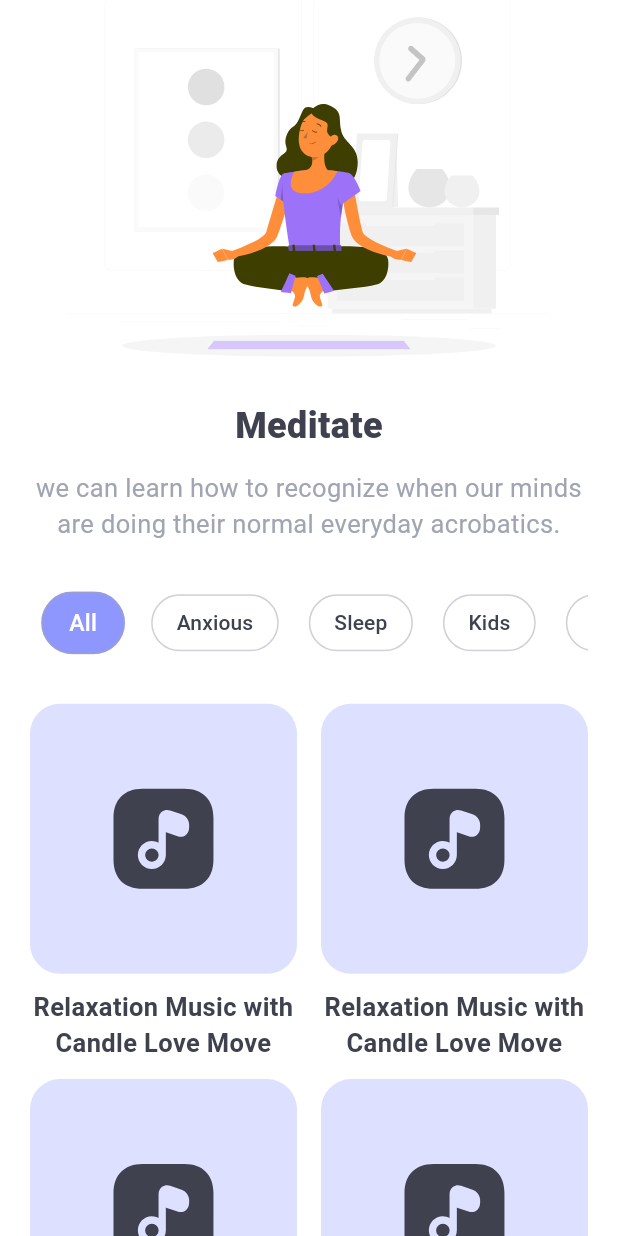
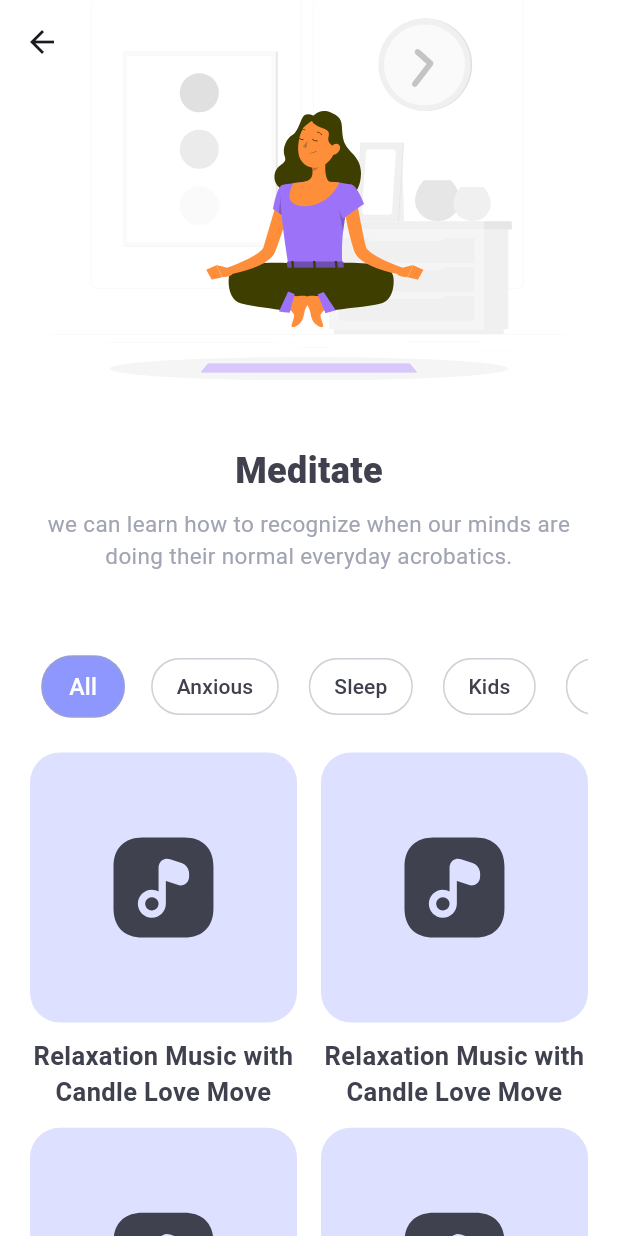
Before and after one commit to Imran200216/meditation_app, a Flutter app: the MeditationScreen screen opened directly, on a phone screen of 412 x 824 dp. Run offline on Flutter 3.47's test engine with Material 3 defaults, Android fonts, the phone set to English and light mode, and no system bars; drawn by our look-alikes of flutter_animate; our stand-ins replace audio_service, bloc, cached_network_image, equatable, flutter_bloc, flutter_svg and 6 more; network calls fail; Roboto replaces fonts that are missing (GoogleSans).

Commit message:
FEAT: Added yoga subtitle list screen

```diff
--- a/lib/core/constants/app_content_constants.dart
+++ b/lib/core/constants/app_content_constants.dart
@@ -11,5 +11,5 @@ class AppContentConstants {
   static const String imranPortFolio =
       "https://imran-flutter-portfolio.netlify.app/";
   static const String maniKandanPortFolio = "";
-  static const String anirudhaneVPotFolio = "";
+  static const String anirudhaneVPotFolio = "https://www.linkedin.com/in/anirudhan-v-344069206?utm_source=share&utm_campaign=share_via&utm_content=profile&utm_medium=ios_app";
 }
--- a/lib/core/constants/app_router_constants.dart
+++ b/lib/core/constants/app_router_constants.dart
@@ -24,4 +24,8 @@ class AppRouterConstants {
   static const String aboutUs = "aboutUs";
 
   static const String audio = "audio";
+
+  static const String yogaLevelSubTitle = "yogaLevelSubTitle";
+
+  static const String yogaDescription = "yogaDescription";
 }
--- a/lib/core/router/app_router.dart
+++ b/lib/core/router/app_router.dart
@@ -12,6 +12,7 @@ import 'package:meditation_app/features/personal_info/personal_info.dart';
 import 'package:meditation_app/features/faq/faq.dart';
 import 'package:meditation_app/features/about_us/about_us.dart';
 import 'package:meditation_app/features/audio/audio.dart';
+import 'package:meditation_app/features/yoga/presentation/yoga_presentation.dart';
 
 GoRouter appRouter = GoRouter(
   initialLocation: "/splash",
@@ -133,5 +134,23 @@ GoRouter appRouter = GoRouter(
         return AudioScreen();
       },
     ),
+
+    // Yoga Level SubTitle Screen
+    GoRoute(
+      path: '/yogaLevelSubTitle',
+      name: AppRouterConstants.yogaLevelSubTitle,
+      builder: (context, state) {
+        return YogaLevelSubTitleScreen();
+      },
+    ),
+
+    // Yoga Description Screen
+    GoRoute(
+      path: '/yogaDescription',
+      name: AppRouterConstants.yogaDescription,
+      builder: (context, state) {
+        return YogaDescriptionScreen();
+      },
+    ),
   ],
 );
--- a/lib/features/bottom_nav/presentation/screens/bottom_nav.dart
+++ b/lib/features/bottom_nav/presentation/screens/bottom_nav.dart
@@ -18,7 +18,7 @@ class BottomNav extends StatelessWidget {
     final List<Widget> screens = [
       const HomeScreen(),
       const MeditationScreen(),
-      const YogaScreen(),
+      const YogaLevelScreen(),
       const ProfileScreen(),
     ];
 
--- a/lib/features/meditation/presentation/screens/meditation_screen.dart
+++ b/lib/features/meditation/presentation/screens/meditation_screen.dart
@@ -15,90 +15,63 @@ class MeditationScreen extends StatefulWidget {
 }
 
 class _MeditationScreenState extends State<MeditationScreen> {
-  // Options
-  List<String> options = ["All", "Anxious", "Sleep", "Kids", "Nature", "Dark"];
+  final List<String> options = [
+    "All",
+    "Anxious",
+    "Sleep",
+    "Kids",
+    "Nature",
+    "Dark",
+  ];
 
   String selectedOption = "All";
 
   @override
   Widget build(BuildContext context) {
-    // Responsive
     final size = MediaQuery.of(context).size;
     final itemWidth = (size.width - 20 * 2 - 16) / 2;
     final itemHeight = itemWidth / 0.76;
 
     return Scaffold(
       backgroundColor: AppColors.bgColor,
-      body: SafeArea(
-        child: SingleChildScrollView(
-          scrollDirection: Axis.vertical,
-          child: Column(
-            children: [
-              SizedBox(
-                height: size.height * 0.3,
-                child: Transform.scale(
+      body: CustomScrollView(
+        slivers: [
+          /// 🌿 LOTTIE SLIVER APP BAR
+          SliverAppBar(
+            backgroundColor: AppColors.bgColor,
+            expandedHeight: size.height * 0.32,
+            pinned: false,
+            elevation: 0,
+            flexibleSpace: FlexibleSpaceBar(
+              background: Transform.scale(
                 scale: 1.3,
                 alignment: Alignment.center,
                 child: Lottie.asset(
                   AppAssetsConstants.meditateLottie,
-                    fit: BoxFit.fill,
+                  fit: BoxFit.contain,
+                ),
               ),
             ),
           ),
 
-              Padding(
-                padding: const EdgeInsets.symmetric(
-                  horizontal: 20,
-                  vertical: 20,
+          /// 📌 PINNED MEDITATE HEADER
+          SliverPersistentHeader(
+            pinned: true,
+            delegate: MeditationHeaderDelegate(height: 150),
           ),
-                child: Column(
-                  crossAxisAlignment: CrossAxisAlignment.center,
-                  mainAxisAlignment: MainAxisAlignment.start,
-                  children: [
-                    // Title
-                    KText(
-                          maxLines: 2,
-                          softWrap: true,
-                          text: "Meditate",
-                          textAlign: TextAlign.center,
-                          overflow: TextOverflow.visible,
-                          fontSize: 24,
-                          fontWeight: FontWeight.w800,
-                          color: AppColors.titleColor,
-                        )
-                        .animate()
-                        .fadeIn(delay: 40.ms, curve: Curves.easeIn)
-                        .slideY(begin: -0.5, end: 0),
 
-                    const SizedBox(height: 12),
-
-                    // Sub Title
-                    KText(
-                          maxLines: 2,
-                          softWrap: true,
-                          text:
-                              "we can learn how to recognize when our minds are doing their normal everyday acrobatics.",
-                          textAlign: TextAlign.center,
-                          overflow: TextOverflow.visible,
-                          fontSize: 17,
-                          fontWeight: FontWeight.w400,
-                          color: AppColors.subTitleColor,
-                        )
-                        .animate()
-                        .fadeIn(delay: 80.ms, curve: Curves.easeIn)
-                        .slideY(begin: -0.5, end: 0),
-
-                    const SizedBox(height: 30),
-
-                    // Chips
-                    SingleChildScrollView(
+          /// 🎯 CHIPS
+          SliverToBoxAdapter(
+            child: Padding(
+              padding: const EdgeInsets.symmetric(vertical: 20, horizontal: 20),
+              child: SingleChildScrollView(
                 scrollDirection: Axis.horizontal,
                 child: Row(
                   children: options.map((option) {
-                          final bool isSelected = selectedOption == option;
+                    final isSelected = selectedOption == option;
 
                     return Padding(
-                            padding: const EdgeInsets.only(right: 10, left: 10),
+                      padding: const EdgeInsets.symmetric(horizontal: 10),
                       child:
                           ChoiceChip(
                                 showCheckmark: false,
@@ -116,67 +89,110 @@ class _MeditationScreenState extends State<MeditationScreen> {
                                 backgroundColor: AppColors.bgColor,
                                 shape: StadiumBorder(
                                   side: BorderSide(
-                                          color: AppColors.subTitleColor
-                                              .withOpacity(0.3),
+                                    color: AppColors.subTitleColor.withOpacity(
+                                      0.3,
+                                    ),
                                   ),
                                 ),
                                 onSelected: (_) {
-                                        setState(() {
-                                          selectedOption = option;
-                                        });
+                                  setState(() => selectedOption = option);
                                 },
                               )
-                                    // 🔥 ANIMATION HERE
                               .animate(target: isSelected ? 1 : 0)
                               .scale(
                                 begin: const Offset(1, 1),
                                 end: const Offset(1.1, 1.1),
                                 duration: 200.ms,
-                                      curve: Curves.easeOut,
                               ),
                     );
                   }).toList(),
                 ),
               ),
+            ),
+          ),
 
-                    const SizedBox(height: 30),
-
-                    GridView.builder(
-                      shrinkWrap: true,
-                      physics: const NeverScrollableScrollPhysics(),
+          /// 🎵 AUDIO GRID
+          SliverPadding(
+            padding: const EdgeInsets.symmetric(horizontal: 20),
+            sliver: SliverGrid(
+              delegate: SliverChildBuilderDelegate((context, index) {
+                return MeditateAudioCard(
+                      audioTitle: "Relaxation Music with Candle Love Move",
+                      onTap: () {
+                        GoRouter.of(
+                          context,
+                        ).pushNamed(AppRouterConstants.audio);
+                      },
+                    )
+                    .animate()
+                    .fadeIn(delay: (index * 80).ms)
+                    .slideY(begin: 0.3, end: 0);
+              }, childCount: 20),
               gridDelegate: SliverGridDelegateWithFixedCrossAxisCount(
                 crossAxisCount: 2,
                 crossAxisSpacing: 16,
                 mainAxisSpacing: 16,
                 childAspectRatio: itemWidth / itemHeight,
               ),
-                      itemCount: 20,
-                      // number of items
-                      itemBuilder: (context, index) {
-                        return MeditateAudioCard(
-                              audioTitle:
-                                  "Relaxation Music with Candle Love Move",
-                              onTap: () {
-                                // Audio Screen
-                                GoRouter.of(
-                                  context,
-                                ).pushNamed(AppRouterConstants.audio);
-                              },
-                            )
-                            .animate()
-                            .fadeIn(duration: 500.ms, delay: (index * 80).ms)
-                            .slideY(begin: 0.3, end: 0, duration: 500.ms);
-                      },
+            ),
           ),
 
-                    const SizedBox(height: 30),
+          const SliverToBoxAdapter(child: SizedBox(height: 30)),
         ],
-                ),
-              ),
-            ],
-          ),
-        ),
       ),
     );
   }
 }
+
+class MeditationHeaderDelegate extends SliverPersistentHeaderDelegate {
+  final double height;
+
+  MeditationHeaderDelegate({required this.height});
+
+  @override
+  double get minExtent => height;
+
+  @override
+  double get maxExtent => height;
+
+  @override
+  Widget build(
+    BuildContext context,
+    double shrinkOffset,
+    bool overlapsContent,
+  ) {
+    return Container(
+      color: AppColors.bgColor,
+      padding: const EdgeInsets.symmetric(horizontal: 20, vertical: 16),
+      margin: EdgeInsets.symmetric(vertical: 5),
+      alignment: Alignment.center,
+      child: Column(
+        mainAxisAlignment: MainAxisAlignment.center,
+        children: [
+          KText(
+            text: "Meditate",
+            textAlign: TextAlign.center,
+            fontSize: 24,
+            fontWeight: FontWeight.w800,
+            color: AppColors.titleColor,
+          ),
+          const SizedBox(height: 8),
+          KText(
+            text:
+                "we can learn how to recognize when our minds are\ndoing their normal everyday acrobatics.",
+            textAlign: TextAlign.center,
+            maxLines: 3,
+            fontSize: 15,
+            fontWeight: FontWeight.w400,
+            color: AppColors.subTitleColor,
+          ),
+        ],
+      ),
+    );
+  }
+
+  @override
+  bool shouldRebuild(covariant SliverPersistentHeaderDelegate oldDelegate) {
+    return false;
+  }
+}
--- a/lib/features/yoga/presentation/yoga_presentation.dart
+++ b/lib/features/yoga/presentation/yoga_presentation.dart
@@ -1,4 +1,8 @@
+// Screens
 export 'screens/yoga_description_screen.dart';
-export 'screens/yoga_screen.dart';
+export 'screens/yoga_level_screen.dart';
+export 'screens/yoga_level_sub_title_screen.dart';
 
+// Widgets
 export 'widgets/yoga_card.dart';
+export 'widgets/yoga_level_sub_title_card.dart';
```
Also changed, not shown: lib/features/yoga/presentation/screens/yoga_description_screen.dart (+9 -0 lines), lib/features/yoga/presentation/screens/yoga_level_screen.dart (renamed from lib/features/yoga/presentation/screens/yoga_screen.dart, +22 -12 lines), lib/features/yoga/presentation/screens/yoga_level_sub_title_screen.dart (added, +52 -0 lines), lib/features/yoga/presentation/widgets/yoga_card.dart (+24 -10 lines), lib/features/yoga/presentation/widgets/yoga_level_sub_title_card.dart (added, +111 -0 lines). Lines whose indentation alone changed are shown as unchanged.
